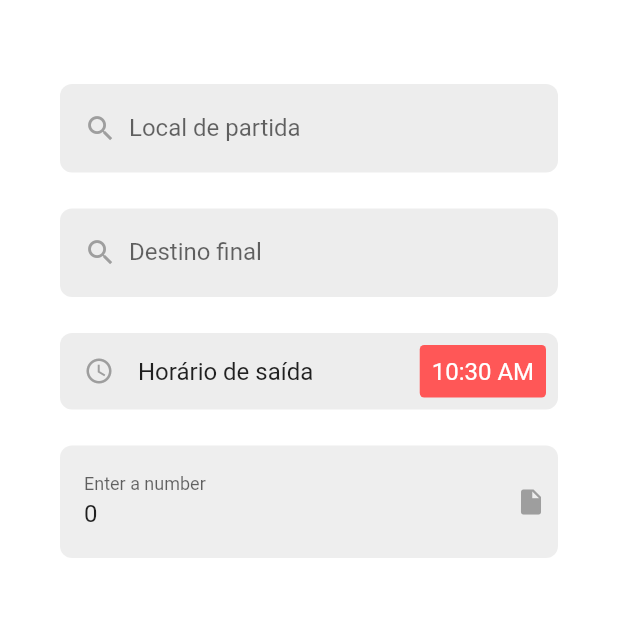
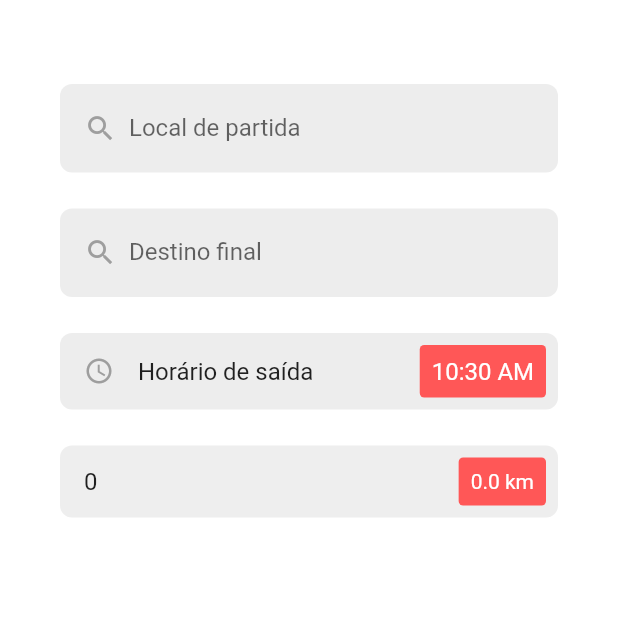
Before and after one commit to maisamrr/caronasIESB, a Flutter app: the screen it shows after launch, on a phone screen of 412 x 824 dp, the part 90-707 px from its top. Run offline on Flutter 3.47's test engine with Material 2 defaults, Android fonts, the phone set to English and light mode, and no system bars; our stand-ins replace flutter_svg; Roboto replaces fonts that are missing (Inria).

Commit message:
:bug: tentando consertar kmformfield

```diff
--- a/lib/widgets/kmformfield.dart
+++ b/lib/widgets/kmformfield.dart
@@ -16,12 +16,10 @@ class CustomNumberInput extends FormField<int> {
     this.onSubmitted,
     int? initialValue,
     FormFieldSetter<int>? onSaved,
-    FormFieldValidator<int>? validator,
   }) : super(
           key: key,
           initialValue: initialValue ?? 0,
           onSaved: onSaved,
-          validator: validator,
           builder: (FormFieldState<int> state) {
             final TextEditingController _controller =
                 TextEditingController(text: state.value.toString());
@@ -35,37 +33,36 @@ class CustomNumberInput extends FormField<int> {
                 ),
                 child: Padding(
                   padding: const EdgeInsets.only(
-                      left: 16.0, right: 8.0, top: 8.0, bottom: 8.0),
+                    left: 16.0,
+                    right: 8.0,
+                  ),
                   child: Row(
                     children: <Widget>[
+                      //LABEL
                       Expanded(
                         child: TextFormField(
                           keyboardType: keyboardType,
                           decoration: InputDecoration(
-                            labelText: labelText,
                             border: InputBorder.none,
                           ),
                           controller: _controller,
-                          onFieldSubmitted: (value) {
-                            if (onSubmitted != null) {
-                              onSubmitted(value);
-                            }
-                            state.didChange(int.parse(value));
-                          },
-                          validator: (value) {
-                            if (value == null || value.isEmpty) {
-                              return 'Please enter a value';
-                            }
-                            return null;
-                          },
+                          onFieldSubmitted: (value) {/*validar*/},
                         ),
                       ),
-                      const Padding(
-                        padding: EdgeInsets.only(left: 16.0),
-                        child: Icon(
-                          Icons.insert_drive_file,
-                          size: 20,
-                          color: Colors.grey,
+                      //ICONE
+                      Container(
+                        decoration: BoxDecoration(
+                          borderRadius: BorderRadius.circular(3),
+                          color: const Color(0xFFFF5757),
+                        ),
+                        child: const Padding(
+                          padding: EdgeInsets.all(8.0),
+                          child: Text(
+                            '0.0 km',
+                            style: TextStyle(
+                              color: Colors.white,
+                            ),
+                          ),
                         ),
                       ),
                     ],
--- a/lib/widgets/teste.dart
+++ b/lib/widgets/teste.dart
@@ -0,0 +1,56 @@
+import 'package:flutter/material.dart';
+
+class CustomNumberInput extends FormField<int> {
+  final BuildContext context;
+  final TextInputType keyboardType;
+  final Color backgroundColor;
+  final Function(String)? onSubmitted;
+
+  CustomNumberInput({
+    Key? key,
+    required this.context,
+    required this.keyboardType,
+    required this.backgroundColor,
+    this.onSubmitted,
+    int? initialValue,
+    FormFieldSetter<int>? onSaved,
+    FormFieldValidator<int>? validator,
+  }) : super(
+          key: key,
+          initialValue: initialValue ?? 0,
+          onSaved: onSaved,
+          validator: validator,
+          builder: (FormFieldState<int> state) {
+            final TextEditingController _controller =
+                TextEditingController(text: state.value.toString());
+            return Padding(
+              padding:
+                  const EdgeInsets.only(top: 24.0, left: 40.0, right: 40.0),
+              child: Container(
+                decoration: BoxDecoration(
+                  borderRadius: BorderRadius.circular(8.0),
+                  color: backgroundColor,
+                ),
+                child: Padding(
+                  padding: const EdgeInsets.only(
+                      left: 16.0, right: 8.0, top: 8.0, bottom: 8.0),
+                  child: Row(
+                    children: [
+                      Icon(
+                        //ICONE
+                        Icons.insert_drive_file,
+                        size: 20,
+                        color: Colors.grey,
+                      ),
+                      Padding(
+                        padding: const EdgeInsets.only(left: 16.0),
+                        child: Text('oie'),
+                      ),
+                    ],
+                  ),
+                ),
+              ),
+            );
+          },
+        );
+}
```
Also changed, not shown: lib/main.dart (+0 -8 lines), lib/screens/oferecercarona.dart (line endings or trailing spaces).
